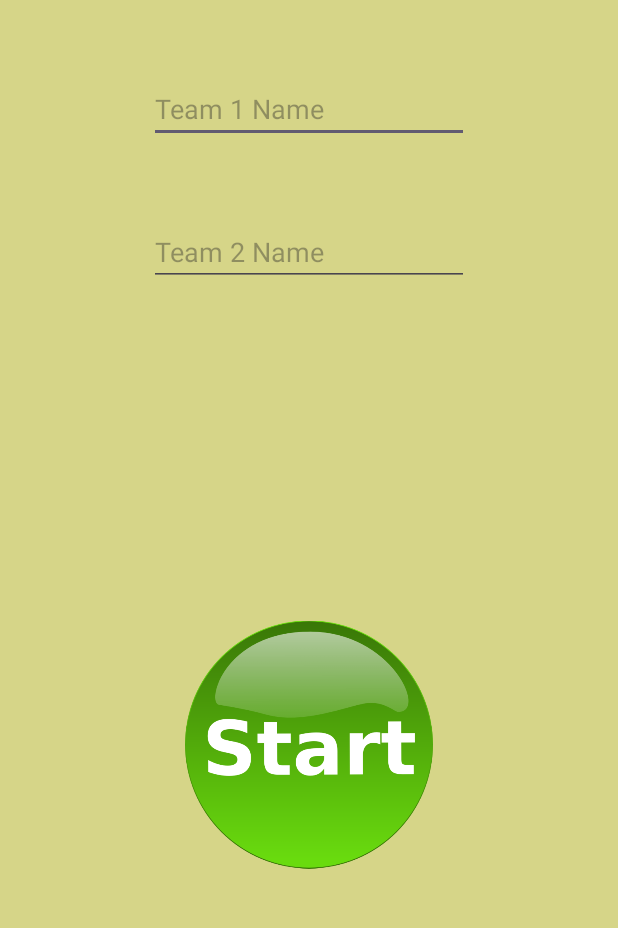
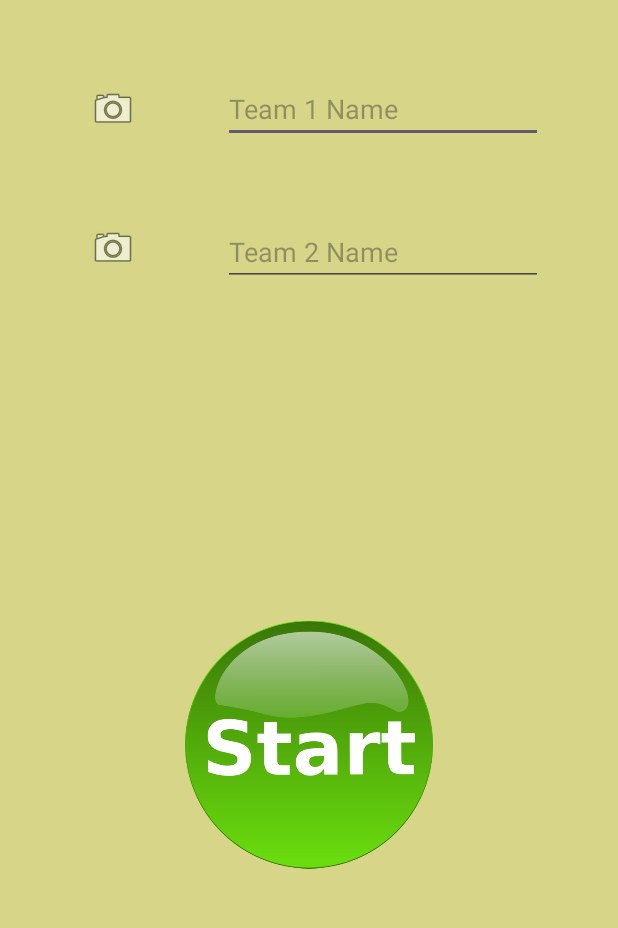
Before and after one commit to anestistsio/QuizApp, an Android app: the screen it shows after launch (MainActivity), on a phone screen of 412 x 824 dp, the part 168-1096 px from its top. Run offline under Robolectric (Android 15) with nearby library versions, the phone set to English and light mode, and no system bars.

Commit message:
camera picture capturing put

```diff
--- a/app/src/main/AndroidManifest.xml
+++ b/app/src/main/AndroidManifest.xml
@@ -2,6 +2,8 @@
 <manifest xmlns:android="http://schemas.android.com/apk/res/android"
     xmlns:tools="http://schemas.android.com/tools" >
 
+
+    <uses-permission android:name="android.permission.CAMERA" />
     <uses-permission android:name="android.permission.READ_EXTERNAL_STORAGE" />
     <uses-permission android:name="android.permission.WRITE_EXTERNAL_STORAGE" />
 
--- a/app/src/main/java/com/uop/quizapp/SelectCategory.java
+++ b/app/src/main/java/com/uop/quizapp/SelectCategory.java
@@ -72,6 +72,8 @@ public class SelectCategory extends AppCompatActivity {
 
         startActivity(intent);
     }
+
+    //TODO take the images from previews page and use it also here and pass it to next
     private void initializing(){
         teamplay_tv = findViewById(R.id.teamplay_tv);
         team1_name_tv = findViewById(R.id.team1_name_tv);
--- a/app/src/main/res/layout/activity_main.xml
+++ b/app/src/main/res/layout/activity_main.xml
@@ -20,23 +20,25 @@
         android:id="@+id/team1_et"
         android:layout_width="wrap_content"
         android:layout_height="wrap_content"
+        android:layout_below="@+id/quizapp_tv"
+        android:layout_alignParentEnd="true"
         android:layout_marginTop="50dp"
-        android:layout_below="@+id/quizapp_tv"
+        android:layout_marginEnd="50dp"
         android:ems="10"
         android:hint="Team 1 Name"
-        android:inputType="text"
-        android:layout_centerHorizontal="true" />
+        android:inputType="text" />
 
     <EditText
         android:id="@+id/team2_et"
         android:layout_width="wrap_content"
         android:layout_height="wrap_content"
+        android:layout_below="@+id/team1_et"
+        android:layout_alignParentEnd="true"
         android:layout_marginTop="50dp"
-        android:layout_below="@+id/team1_et"
+        android:layout_marginEnd="50dp"
         android:ems="10"
         android:hint="Team 2 Name"
-        android:inputType="text"
-        android:layout_centerHorizontal="true" />
+        android:inputType="text" />
 
     <ImageButton
         android:id="@+id/start_bt"
@@ -55,4 +57,45 @@
         android:scaleType="fitCenter"
         app:srcCompat="@drawable/start_bt" />
 
+    <ImageButton
+        android:id="@+id/team1_im"
+        android:layout_width="50dp"
+        android:layout_height="50dp"
+        android:layout_below="@+id/quizapp_tv"
+        android:layout_alignParentStart="true"
+        android:layout_marginStart="50dp"
+        android:layout_marginTop="47dp"
+        android:background="#00FFFFFF"
+        android:onClick="TakePicture"
+        app:srcCompat="@android:drawable/ic_menu_camera" />
+    <ImageView
+        android:id="@+id/team1_iv"
+        android:layout_width="50dp"
+        android:layout_height="50dp"
+        android:layout_below="@+id/quizapp_tv"
+        android:layout_alignParentStart="true"
+        android:layout_marginStart="50dp"
+        android:layout_marginTop="47dp"
+         />
+    <ImageButton
+        android:id="@+id/team2_im"
+        android:layout_width="50dp"
+        android:layout_height="50dp"
+        android:layout_below="@+id/quizapp_tv"
+        android:layout_alignParentStart="true"
+        android:layout_marginStart="50dp"
+        android:layout_marginTop="140dp"
+        android:background="#00FFFFFF"
+        android:onClick="TakePicture"
+        app:srcCompat="@android:drawable/ic_menu_camera" />
+    <ImageView
+        android:id="@+id/team2_iv"
+        android:layout_width="50dp"
+        android:layout_height="50dp"
+        android:layout_below="@+id/quizapp_tv"
+        android:layout_alignParentStart="true"
+        android:layout_marginStart="50dp"
+        android:layout_marginTop="140dp"
+        />
+
 </RelativeLayout>
```
Also changed, not shown: app/src/main/java/com/uop/quizapp/MainActivity.java (+61 -2 lines).
